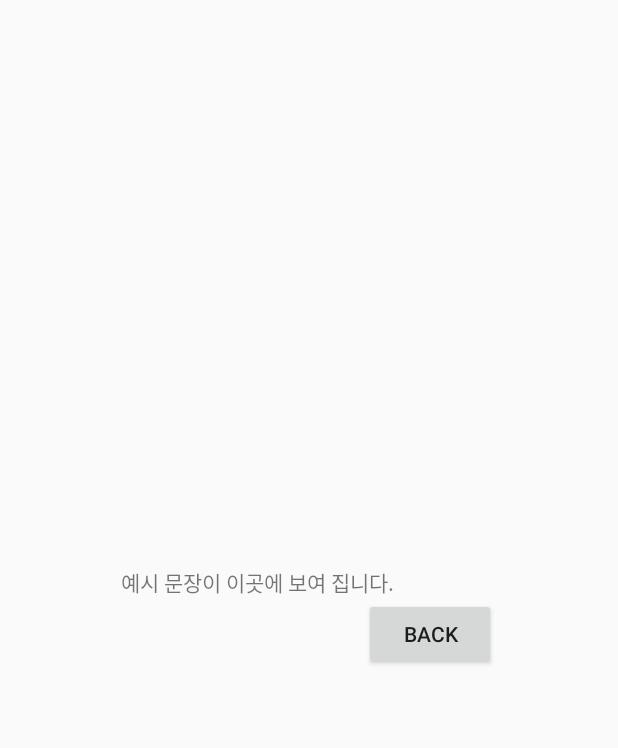
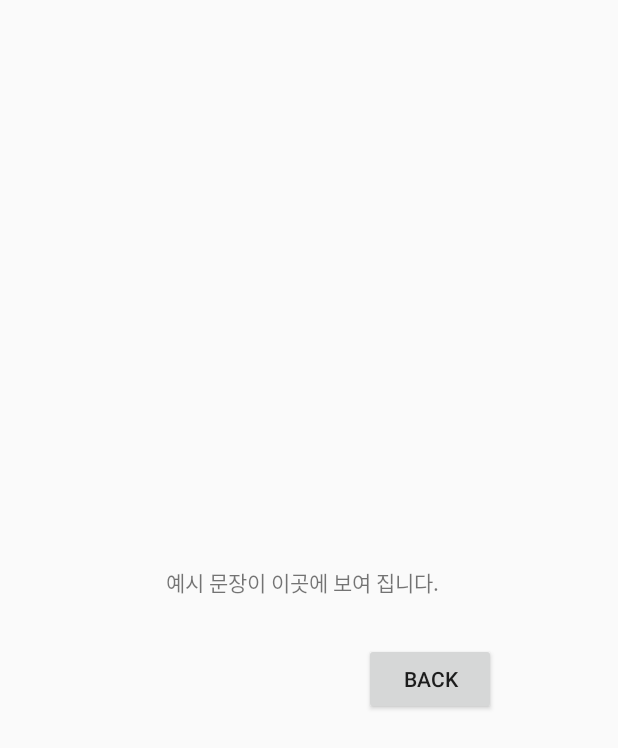
Before and after one commit to arcane1028/2017_Collathon, an Android app: the GameResultActivity screen opened directly, with no data from a screen before it, on a phone screen of 412 x 824 dp. Shown: the top 748 px of the screen. Run offline under Robolectric (Android 15) with nearby library versions, the phone set to English and light mode, and no system bars; 1 statement that could not run was skipped.

Commit message:
result page layout margin

```diff
--- a/app/src/main/res/layout/activity_game_result.xml
+++ b/app/src/main/res/layout/activity_game_result.xml
@@ -12,6 +12,7 @@
         android:id="@+id/result_text_score"
         android:text="예시 문장이 이곳에 보여 집니다."
         android:layout_above="@+id/result_btn_back"
+        android:layout_margin="30dp"
         />
 
     <Button
```
